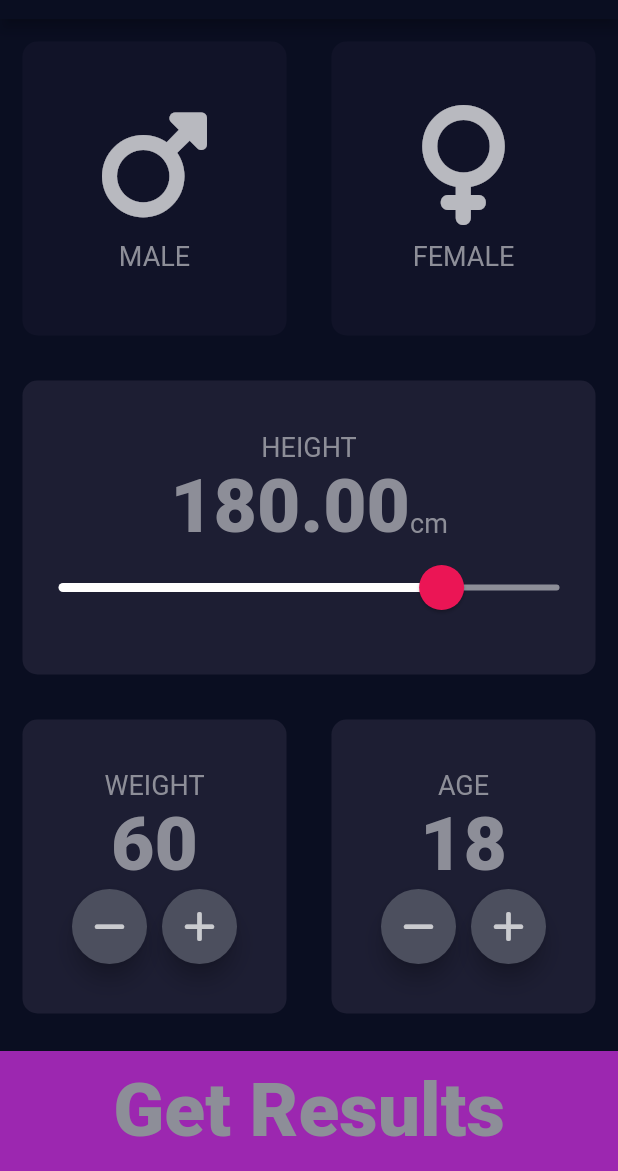
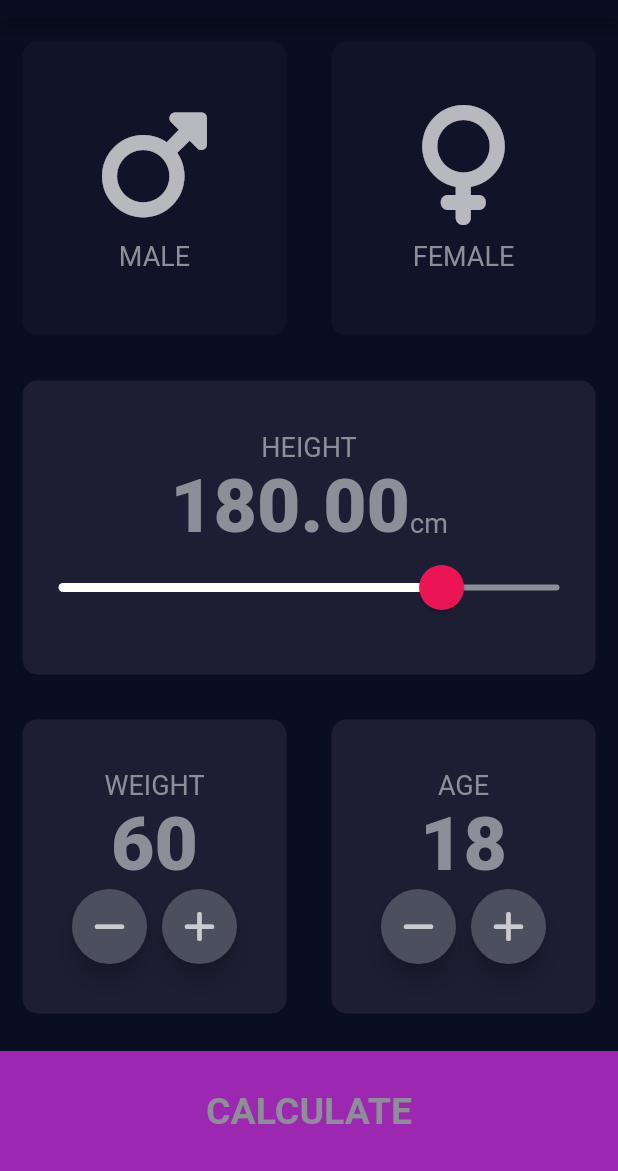
Before and after one commit to PascalJK/bmi_calculator, a Flutter app: the screen it shows after launch, on a phone screen of 412 x 824 dp, the part 65-1236 px from its top. Run offline on Flutter 3.47's test engine with Material 2 defaults, Android fonts, the phone set to English and light mode, and no system bars; our stand-ins replace font_awesome_flutter.

Commit message:
- worked on results page ui. - code cleanup.

```diff
--- a/lib/pages/input_page.dart
+++ b/lib/pages/input_page.dart
@@ -2,6 +2,7 @@ import 'package:bmi_calculator/pages/widgets/reusable_input_card.dart';
 import 'package:flutter/material.dart';
 import 'package:font_awesome_flutter/font_awesome_flutter.dart';
 
+import 'widgets/bottom_button.dart';
 import 'widgets/constants.dart';
 import 'widgets/icon_content.dart';
 import 'widgets/reusable_card.dart';
@@ -118,41 +119,12 @@ class _InputPageState extends State<InputPage> {
               ],
             ),
           ),
-          GestureDetector(
-            child: Container(
-              alignment: Alignment.center,
-              color: bottomContainerColor,
-              height: bottomContainerHeight,
-              margin: const EdgeInsets.only(top: 10),
-              child: const Text(
-                "Get Results",
-                style: numberTextStyle,
-              ),
-            ),
-            onTap: () => Navigator.pushNamed(context, "results"),
+          ReusableBottomButton(
+            text: "Calculate",
+            onPressed: () => Navigator.pushNamed(context, "results"),
           )
         ],
       ),
     );
   }
 }
-
-class RoundIconButton extends StatelessWidget {
-  final IconData icon;
-  final void Function() onPressed;
-
-  const RoundIconButton(
-      {super.key, required this.icon, required this.onPressed});
-
-  @override
-  Widget build(BuildContext context) {
-    return RawMaterialButton(
-      elevation: 6,
-      constraints: const BoxConstraints.tightFor(width: 50, height: 50),
-      shape: const CircleBorder(),
-      fillColor: const Color(0xFF4C4F5E),
-      onPressed: onPressed,
-      child: Icon(icon),
-    );
-  }
-}
--- /dev/null
+++ b/lib/pages/widgets/bottom_button.dart
@@ -0,0 +1,30 @@
+import 'package:flutter/material.dart';
+
+import 'constants.dart';
+
+class ReusableBottomButton extends StatelessWidget {
+  const ReusableBottomButton({
+    super.key,
+    required this.text,
+    required this.onPressed,
+  });
+  final String text;
+  final void Function() onPressed;
+
+  @override
+  Widget build(BuildContext context) {
+    return GestureDetector(
+      onTap: onPressed,
+      child: Container(
+        alignment: Alignment.center,
+        color: bottomContainerColor,
+        height: bottomContainerHeight,
+        margin: const EdgeInsets.only(top: 10),
+        child: Text(
+          text.toUpperCase(),
+          style: largeButtonTextStyle,
+        ),
+      ),
+    );
+  }
+}
--- a/lib/pages/widgets/constants.dart
+++ b/lib/pages/widgets/constants.dart
@@ -16,3 +16,10 @@ const double maxHieght = 220.0;
 const labelTextStyle = TextStyle(fontSize: 18, color: Color(0xFF8D8e98));
 const numberTextStyle = TextStyle(
     fontSize: 50, fontWeight: FontWeight.w900, color: Color(0xFF8D8e98));
+const largeButtonTextStyle = TextStyle(
+    fontSize: 25, fontWeight: FontWeight.bold, color: Color(0xFF8D8e98));
+const resultTextStyle = TextStyle(
+    fontSize: 22, fontWeight: FontWeight.bold, color: Color(0xFF24D876));
+const kBMITextStyle = TextStyle(
+    fontSize: 100, fontWeight: FontWeight.bold, color: Color(0xFF8D8e98));
+const bodyTextStyle = TextStyle(fontSize: 22, color: Color(0xFF8D8e98));
--- a/lib/pages/widgets/reusable_input_card.dart
+++ b/lib/pages/widgets/reusable_input_card.dart
@@ -1,9 +1,9 @@
 import 'package:flutter/material.dart';
 import 'package:font_awesome_flutter/font_awesome_flutter.dart';
 
-import '../input_page.dart';
 import 'constants.dart';
 import 'reusable_card.dart';
+import 'round_icon_button.dart';
 
 class ReusableInputCard extends StatelessWidget {
   const ReusableInputCard(
--- /dev/null
+++ b/lib/pages/widgets/round_icon_button.dart
@@ -0,0 +1,21 @@
+import 'package:flutter/material.dart';
+
+class RoundIconButton extends StatelessWidget {
+  final IconData icon;
+  final void Function() onPressed;
+
+  const RoundIconButton(
+      {super.key, required this.icon, required this.onPressed});
+
+  @override
+  Widget build(BuildContext context) {
+    return RawMaterialButton(
+      elevation: 6,
+      constraints: const BoxConstraints.tightFor(width: 50, height: 50),
+      shape: const CircleBorder(),
+      fillColor: const Color(0xFF4C4F5E),
+      onPressed: onPressed,
+      child: Icon(icon),
+    );
+  }
+}
```
Also changed, not shown: lib/pages/results.dart (+37 -2 lines).
